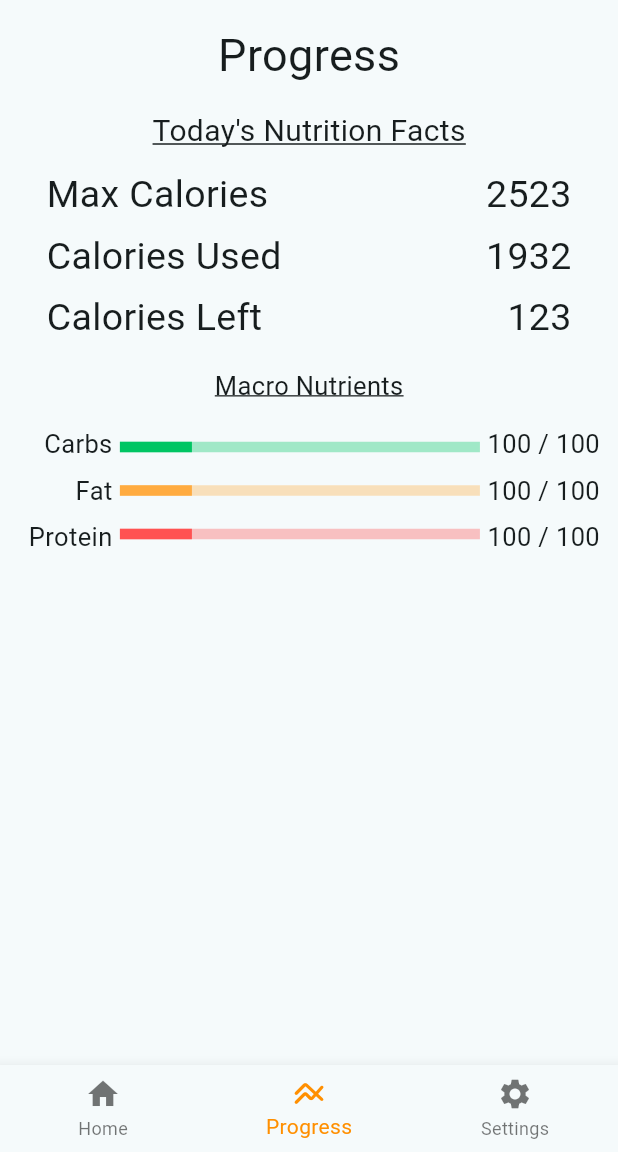
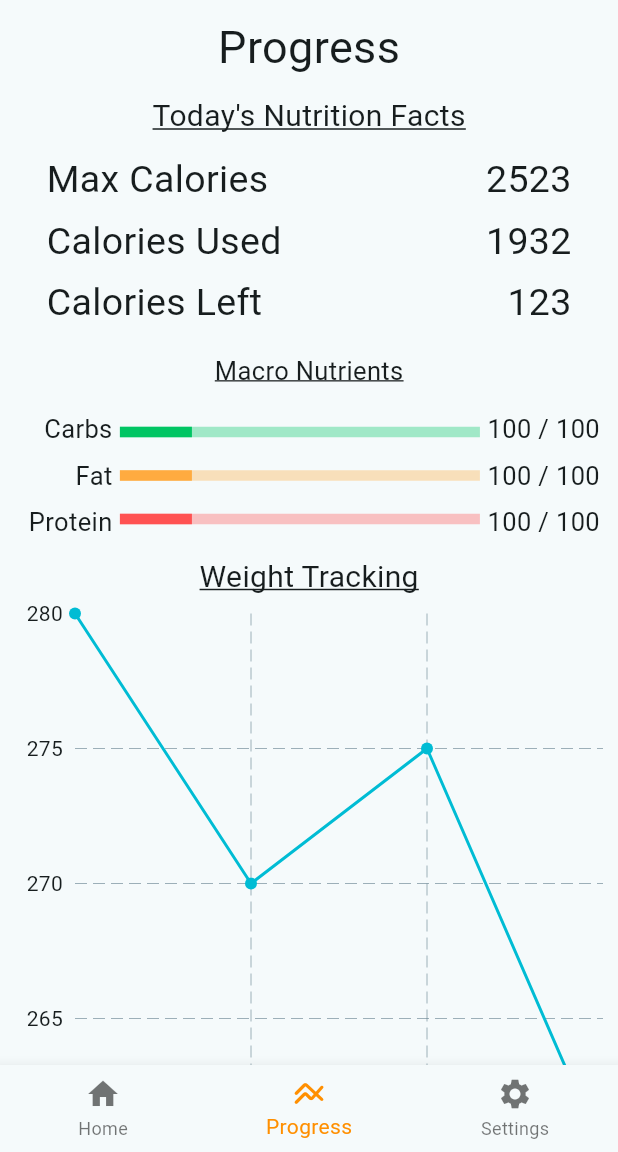
Before and after one commit to SpyCooper/CalorieTracker, a Flutter app: the screen it shows after launch, item 2 of the bottom bar chosen, on a phone screen of 412 x 824 dp, the part 84-1236 px from its top. Run offline on Flutter 3.47's test engine with Material 3 defaults, Android fonts, the phone set to English and light mode, and no system bars; drawn by our look-alikes of fl_chart.

Commit message:
added weight tracking graph to the progress page

```diff
--- a/lib/main.dart
+++ b/lib/main.dart
@@ -1,6 +1,6 @@
-// import 'dart:nativewrappers/_internal/vm/lib/ffi_patch.dart';
+import 'package:flutter/material.dart';
+import 'package:fl_chart/fl_chart.dart';
 
-import 'package:flutter/material.dart';
 
 void main() {
   runApp(const MyApp());
@@ -72,11 +72,7 @@ class _HomePageState extends State<HomePage> {
         selectedItemColor: Colors.amber[800],
       ),
 
-    body: ListView(
-      children: [
-        page
-      ]
-    ),
+    body: page,
 
     resizeToAvoidBottomInset: false,
     );
@@ -88,9 +84,8 @@ class MealsPage extends StatelessWidget {
 
   @override
   Widget build(BuildContext context) {
-
-    return Column(
-      spacing: 25,
+    return ListView(
+      padding: EdgeInsets.all(20),
       children: [
         // spacer
         SizedBox(height: 0,),
@@ -99,7 +94,6 @@ class MealsPage extends StatelessWidget {
           // TODO - Possibly change this to a bar instead of numbers
           child: Row(
           mainAxisAlignment: MainAxisAlignment.center,
-            spacing: 5,
           children: [
             // Max calories
             Column(
@@ -172,33 +166,28 @@ class MealsPage extends StatelessWidget {
           Navigator.of(context).push(MaterialPageRoute(builder: (context) => DailyNutritionMenu()));
           }
         ),
+        SizedBox(height: 25),
         // TODO - create meals from the day's meals
         // MEAL 1
-        Container(
-          child: MealBox()
-        ),
+        MealBox(),
+        SizedBox(height: 25),
         // MEAL 2
-        Container(
-          child: MealBox()
-        ),
+        MealBox(),
+        SizedBox(height: 25),
         // MEAL 3
-        Container(
-          child: MealBox()
-        ),
+        MealBox(),
+        SizedBox(height: 25),
         // Add new meal button
-        Container(
-          child: Column(
-            children: [
-              ElevatedButton(
+        Padding(
+          padding: const EdgeInsets.symmetric(horizontal: 16.0),
+          child: ElevatedButton(
           child: Text('Add new meal', style: TextStyle(fontSize: 20)),
-                // Icon(Icons.add_box),
           onPressed: () {
             Navigator.of(context).push(MaterialPageRoute(builder: (context) => AddNewMeal()));
           }
-              )
-            ]
-          )
           ),
+        ),
+        SizedBox(height: 25),
       ]
     );
   }
@@ -921,11 +910,9 @@ class ProgressPage extends StatelessWidget {
 
   @override
   Widget build(BuildContext context) {
-    return Column(
-      spacing: 15,
+    return ListView(
+      padding: EdgeInsets.all(10),
       children: [
-        // spacer
-        SizedBox(height: 0,),
         // Title
         Row(
           mainAxisAlignment: MainAxisAlignment.center,
@@ -936,12 +923,43 @@ class ProgressPage extends StatelessWidget {
             ),
           ],
         ),
+        // spacer
+        SizedBox(height: 10,),
         // Today's info
         Column(
           spacing: 10,
           children: [
             Text('Today\'s Nutrition Facts', style: TextStyle(fontSize: 20, decoration: TextDecoration.underline,)),
             DailyNutritionFacts(),
+          ]
+        ),
+        // spacer
+        SizedBox(height: 10,),
+        // Weight Tracking
+        Column(
+          spacing: 10,
+          children: [
+            Text('Weight Tracking', style: TextStyle(fontSize: 20, decoration: TextDecoration.underline,)),
+            WeightGraph(),
+            Container(
+              decoration: BoxDecoration(border: Border(bottom: BorderSide())),
+              child: InkWell(
+                child: SizedBox(
+                  width: 350,
+                  child: Row(
+                    mainAxisSize: MainAxisSize.max,
+                    mainAxisAlignment: MainAxisAlignment.spaceBetween,
+                    children: [
+                      Text('Weight Log', style: TextStyle(fontSize: 20)),
+                      Icon(Icons.arrow_right_sharp, size: 30,),
+                    ],
+                  )
+                ),
+                onTap: () {
+                  // Navigator.of(context).push(MaterialPageRoute(builder: (context) => SavedFoodsMenu()));
+                }
+              )
+            )
           ]
         )
       ]
@@ -1016,11 +1034,64 @@ class DailyNutritionFacts extends StatelessWidget {
         // TODO - do a possible mean breakdown that shows what percentage each meal contributes to goals
         // Meal Breakdowns
         // Text('Meal Breakdowns', style: TextStyle(fontSize: 17, decoration: TextDecoration.underline,),),
-        // GridView.builder(gridDelegate: gridDelegate, itemBuilder: itemBuilder)
+        // GridView.builder(gridDelegate: gridDelegate, itemBuilder: itemBuilder),
       ]
     );
   }
 }
+
+class WeightGraph extends StatelessWidget {
+  const WeightGraph({super.key});
+
+  @override
+  Widget build(BuildContext context) {
+    return SizedBox(
+      width: 400,
+      height: 400,
+      child: LineChart(
+        LineChartData(
+          // disables a border around the graph
+          borderData: FlBorderData(show: false),
+          // labels
+          titlesData: FlTitlesData(
+            bottomTitles: AxisTitles(
+              sideTitles: SideTitles(
+                showTitles: true,
+                interval: 1,
+                reservedSize: 40
+              ),
+            ),
+            topTitles: AxisTitles(), // defaults to nothing
+            leftTitles: AxisTitles(
+              sideTitles: SideTitles(
+                showTitles: true,
+                interval: 5, // comment this to get the graph to auto scale
+                reservedSize: 40
+              ),
+            ),
+            rightTitles: AxisTitles(), // defaults to nothing
+          ),
+          // Intervale for the grid
+          gridData: FlGridData(
+            horizontalInterval: 5,
+            verticalInterval: 1,
+          ),
+          // disables the user from touching the graph
+          lineTouchData: LineTouchData(enabled: false),
+          // Data for the graph
+          lineBarsData: [
+            LineChartBarData(
+              spots: [
+              FlSpot(0, 280), FlSpot(1, 270), FlSpot(2, 275), FlSpot(3, 260),
+              ],
+            ),
+          ],
+        ),
+      ),
+    );
+  }
+}
+
 
 class SettingsPage extends StatelessWidget {
   const SettingsPage({super.key});
--- a/pubspec.yaml
+++ b/pubspec.yaml
@@ -34,6 +34,7 @@ dependencies:
   # The following adds the Cupertino Icons font to your application.
   # Use with the CupertinoIcons class for iOS style icons.
   cupertino_icons: ^1.0.8
+  fl_chart: ^1.0.0
 
 dev_dependencies:
   flutter_test:
@@ -44,7 +45,7 @@ dev_dependencies:
   # activated in the `analysis_options.yaml` file located at the root of your
   # package. See that file for information about deactivating specific lint
   # rules and activating additional ones.
-  flutter_lints: ^5.0.0
+  flutter_lints: ^6.0.0
 
 # For information on the generic Dart part of this file, see the
 # following page: https://dart.dev/tools/pub/pubspec
```
Also changed, not shown: pubspec.lock. Lines whose indentation alone changed are shown as unchanged.
